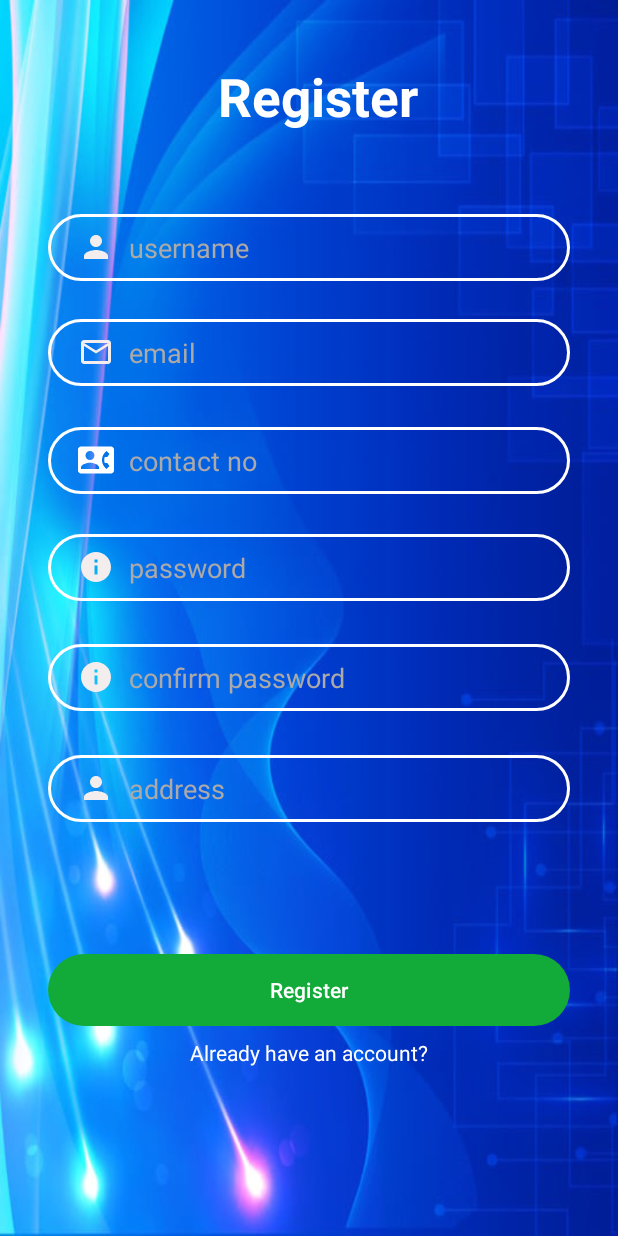
After one commit to Robayed110/CardiacRecorder, an Android app: the Register screen opened directly, with no data from a screen before it, on a phone screen of 412 x 824 dp. The commit adds this screen. Run offline under Robolectric (Android 15) with nearby library versions, the phone set to English and light mode, and no system bars.

Commit message:
inital commit atik

```diff
--- a/app/src/main/AndroidManifest.xml
+++ b/app/src/main/AndroidManifest.xml
@@ -16,6 +16,9 @@
             android:name=".Login"
             android:exported="false" />
         <activity
+            android:name=".Register"
+            android:exported="false" />
+        <activity
             android:name=".MainActivity"
             android:exported="true">
             <intent-filter>
--- /dev/null
+++ b/app/src/main/java/com/example/cardiacrecorder/Register.java
@@ -0,0 +1,14 @@
+package com.example.cardiacrecorder;
+
+import androidx.appcompat.app.AppCompatActivity;
+
+import android.os.Bundle;
+
+public class Register extends AppCompatActivity {
+
+    @Override
+    protected void onCreate(Bundle savedInstanceState) {
+        super.onCreate(savedInstanceState);
+        setContentView(R.layout.activity_register);
+    }
+}
--- /dev/null
+++ b/app/src/main/res/drawable/ic_baseline_mail.xml
@@ -0,0 +1,5 @@
+<vector android:height="24dp" android:tint="#F3EDED"
+    android:viewportHeight="24" android:viewportWidth="24"
+    android:width="24dp" xmlns:android="http://schemas.android.com/apk/res/android">
+    <path android:fillColor="@android:color/white" android:pathData="M20,4L4,4c-1.1,0 -1.99,0.9 -1.99,2L2,18c0,1.1 0.9,2 2,2h16c1.1,0 2,-0.9 2,-2L22,6c0,-1.1 -0.9,-2 -2,-2zM20,18L4,18L4,8l8,5 8,-5v10zM12,11L4,6h16l-8,5z"/>
+</vector>
--- /dev/null
+++ b/app/src/main/res/layout/activity_register.xml
@@ -0,0 +1,210 @@
+<?xml version="1.0" encoding="utf-8"?>
+<androidx.constraintlayout.widget.ConstraintLayout xmlns:android="http://schemas.android.com/apk/res/android"
+    xmlns:app="http://schemas.android.com/apk/res-auto"
+    xmlns:tools="http://schemas.android.com/tools"
+    android:layout_width="match_parent"
+    android:layout_height="match_parent"
+    android:background="@drawable/login"
+    tools:context=".Register">
+
+    <EditText
+        android:id="@+id/address"
+        android:layout_width="0dp"
+        android:layout_height="wrap_content"
+        android:layout_marginStart="32dp"
+        android:layout_marginEnd="32dp"
+        android:background="@drawable/input_bb"
+        android:drawableLeft="@drawable/ic_baseline_person_24"
+        android:drawablePadding="10dp"
+
+        android:ems="10"
+        android:hint="address"
+        android:textColorHint="#ACA9A9"
+        android:inputType="textPersonName"
+        android:paddingLeft="20dp"
+        android:paddingTop="10dp"
+        android:paddingRight="10dp"
+        android:paddingBottom="10dp"
+        app:layout_constraintBottom_toBottomOf="parent"
+        app:layout_constraintEnd_toEndOf="parent"
+        app:layout_constraintHorizontal_bias="0.0"
+        app:layout_constraintStart_toStartOf="parent"
+        app:layout_constraintTop_toTopOf="parent"
+        app:layout_constraintVertical_bias="0.646" />
+
+    <TextView
+        android:id="@+id/textview"
+        android:layout_width="271dp"
+        android:layout_height="56dp"
+        android:layout_margin="20dp"
+        android:gravity="center"
+        android:text="Register"
+        android:textColor="@color/white"
+        android:textSize="35sp"
+        android:textStyle="bold"
+
+        app:layout_constraintBottom_toBottomOf="parent"
+        app:layout_constraintEnd_toEndOf="parent"
+        app:layout_constraintHorizontal_bias="0.564"
+        app:layout_constraintStart_toStartOf="parent"
+        app:layout_constraintTop_toTopOf="parent"
+        app:layout_constraintVertical_bias="0.023">
+
+    </TextView>
+
+    <EditText
+        android:id="@+id/regusername"
+        android:layout_width="0dp"
+        android:layout_height="wrap_content"
+        android:layout_marginStart="32dp"
+        android:layout_marginEnd="32dp"
+        android:background="@drawable/input_bb"
+        android:drawableLeft="@drawable/ic_baseline_person_24"
+        android:drawablePadding="10dp"
+
+        android:ems="10"
+        android:hint="username"
+        android:textColorHint="#ACA9A9"
+        android:inputType="textPersonName"
+        android:paddingLeft="20dp"
+        android:paddingTop="10dp"
+        android:paddingRight="10dp"
+        android:paddingBottom="10dp"
+        app:layout_constraintBottom_toBottomOf="parent"
+        app:layout_constraintEnd_toEndOf="parent"
+        app:layout_constraintHorizontal_bias="0.0"
+        app:layout_constraintStart_toStartOf="parent"
+        app:layout_constraintTop_toTopOf="parent"
+        app:layout_constraintVertical_bias="0.183" />
+
+    <EditText
+        android:id="@+id/regmail"
+        android:layout_width="match_parent"
+        android:layout_height="wrap_content"
+        android:layout_marginStart="32dp"
+        android:layout_marginEnd="32dp"
+        android:background="@drawable/input_bb"
+        android:drawableLeft="@drawable/ic_baseline_mail"
+        android:drawablePadding="10dp"
+        android:ems="10"
+        android:textColorHint="#ACA9A9"
+        android:hint="email"
+        android:inputType="textPersonName"
+        android:paddingLeft="20dp"
+        android:paddingTop="10dp"
+        android:paddingRight="10dp"
+        android:paddingBottom="10dp"
+        app:layout_constraintBottom_toBottomOf="parent"
+        app:layout_constraintEnd_toEndOf="parent"
+        app:layout_constraintHorizontal_bias="0.0"
+        app:layout_constraintStart_toStartOf="parent"
+        app:layout_constraintTop_toTopOf="parent"
+        app:layout_constraintVertical_bias="0.273" />
+
+    <EditText
+        android:id="@+id/regPassword1"
+        android:layout_width="match_parent"
+        android:layout_height="wrap_content"
+        android:layout_marginStart="32dp"
+        android:layout_marginEnd="32dp"
+        android:background="@drawable/input_bb"
+        android:drawableLeft="@drawable/ic_baseline_info_24"
+        android:drawablePadding="10dp"
+        android:ems="10"
+        android:hint="password"
+        android:inputType="textPassword"
+        android:textColorHint="#ACA9A9"
+        android:paddingLeft="20dp"
+        android:paddingTop="10dp"
+        android:paddingRight="10dp"
+        android:paddingBottom="10dp"
+        app:layout_constraintBottom_toBottomOf="parent"
+        app:layout_constraintEnd_toEndOf="parent"
+        app:layout_constraintHorizontal_bias="0.0"
+        app:layout_constraintStart_toStartOf="parent"
+        app:layout_constraintTop_toTopOf="parent"
+        app:layout_constraintVertical_bias="0.457" />
+
+    <EditText
+        android:id="@+id/regPassword2"
+        android:layout_width="match_parent"
+        android:layout_height="wrap_content"
+        android:layout_marginStart="32dp"
+        android:layout_marginEnd="32dp"
+        android:background="@drawable/input_bb"
+        android:drawableLeft="@drawable/ic_baseline_info_24"
+        android:drawablePadding="10dp"
+        android:ems="10"
+        android:hint="confirm password"
+        android:textColorHint="#ACA9A9"
+        android:inputType="textPassword"
+        android:paddingLeft="20dp"
+        android:paddingTop="10dp"
+        android:paddingRight="10dp"
+        android:paddingBottom="10dp"
+        app:layout_constraintBottom_toBottomOf="parent"
+        app:layout_constraintEnd_toEndOf="parent"
+        app:layout_constraintHorizontal_bias="0.0"
+        app:layout_constraintStart_toStartOf="parent"
+        app:layout_constraintTop_toTopOf="parent"
+        app:layout_constraintVertical_bias="0.551" />
+
+    <TextView
+        android:id="@+id/haveaccount"
+        android:layout_width="wrap_content"
+        android:layout_height="wrap_content"
+
+
+        android:layout_marginTop="8dp"
+        android:text="Already have an account?"
+
+
+        android:textColor="@color/white"
+        app:layout_constraintEnd_toEndOf="parent"
+        app:layout_constraintStart_toStartOf="parent"
+        app:layout_constraintTop_toBottomOf="@+id/register" />
+
+    <Button
+        android:id="@+id/register"
+
+        android:layout_width="match_parent"
+        android:layout_height="wrap_content"
+        android:layout_marginStart="32dp"
+        android:layout_marginEnd="32dp"
+        android:layout_marginBottom="140dp"
+        android:background="@drawable/btn_bb"
+
+        android:text="Register"
+        android:textColor="@color/white"
+        app:layout_constraintBottom_toBottomOf="parent"
+        app:layout_constraintEnd_toEndOf="parent"
+        app:layout_constraintHorizontal_bias="0.0"
+        app:layout_constraintStart_toStartOf="parent"
+
+        app:layout_constraintVertical_bias="0.153" />
+
+    <EditText
+        android:id="@+id/regMobile"
+        android:layout_width="match_parent"
+        android:layout_height="wrap_content"
+        android:layout_marginStart="32dp"
+        android:layout_marginEnd="32dp"
+        android:background="@drawable/input_bb"
+        android:drawableLeft="@drawable/ic_baseline_contact_phone_24"
+        android:drawablePadding="10dp"
+        android:ems="10"
+        android:textColorHint="#ACA9A9"
+        android:hint="contact no"
+        android:inputType="textPersonName"
+        android:paddingLeft="20dp"
+        android:paddingTop="10dp"
+        android:paddingRight="10dp"
+        android:paddingBottom="10dp"
+        app:layout_constraintBottom_toBottomOf="parent"
+        app:layout_constraintEnd_toEndOf="parent"
+        app:layout_constraintHorizontal_bias="0.0"
+        app:layout_constraintStart_toStartOf="parent"
+        app:layout_constraintTop_toTopOf="parent"
+        app:layout_constraintVertical_bias="0.365" />
+
+</androidx.constraintlayout.widget.ConstraintLayout>
--- a/app/src/main/res/values/themes.xml
+++ b/app/src/main/res/values/themes.xml
@@ -7,10 +7,10 @@
         <item name="colorPrimaryVariant">#1BEE14</item>
         <item name="colorOnPrimary">#FDF7F7</item>
 
-
         <item name="colorSecondary">#17C5DC</item>
         <item name="colorSecondaryVariant">#FF018786</item>
         <item name="colorOnSecondary">@color/white</item>
+
     </style>
 
     <style name="Theme.CardiacRecorder" parent="Base.Theme.CardiacRecorder" />
```
Also changed, not shown: app/src/main/res/drawable/login.jpg.
